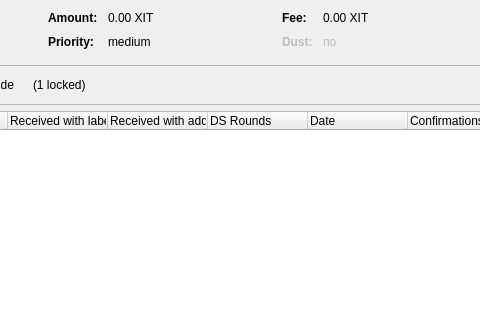
Old version of the form src/qt/forms/coincontroldialog.ui in the repository IttriumCore/ittrium; both pictures show x 204 to 684 and y 0 to 320 of the 954 by 500 pixel window.
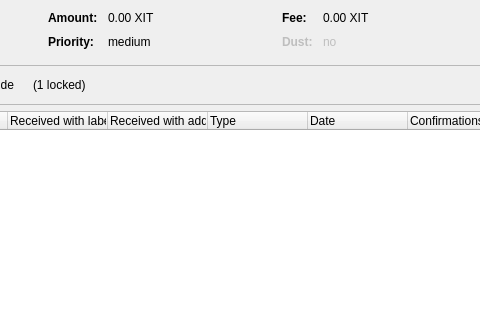
New version of the form. Custom widgets are drawn as their Qt base class.

```diff
--- a/src/qt/forms/coincontroldialog.ui
+++ b/src/qt/forms/coincontroldialog.ui
@@ -477,7 +477,7 @@
      </column>
      <column>
       <property name="text">
-       <string>DS Rounds</string>
+	<string>Type</string>
       </property>
      </column>
      <column>
```
